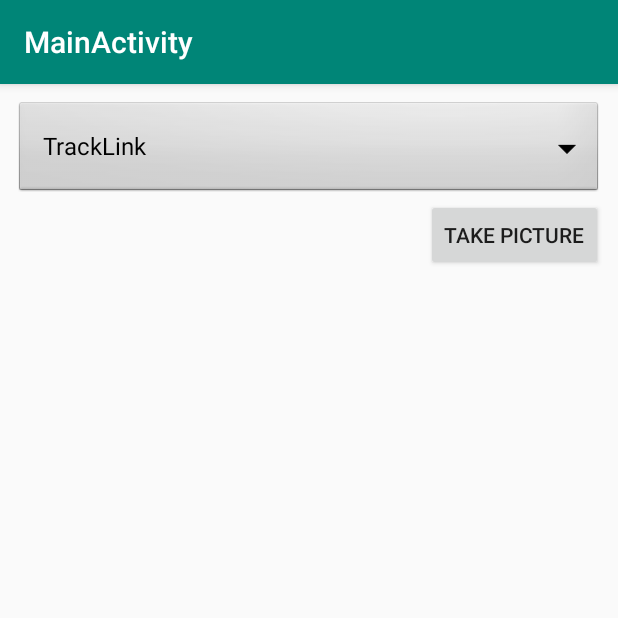
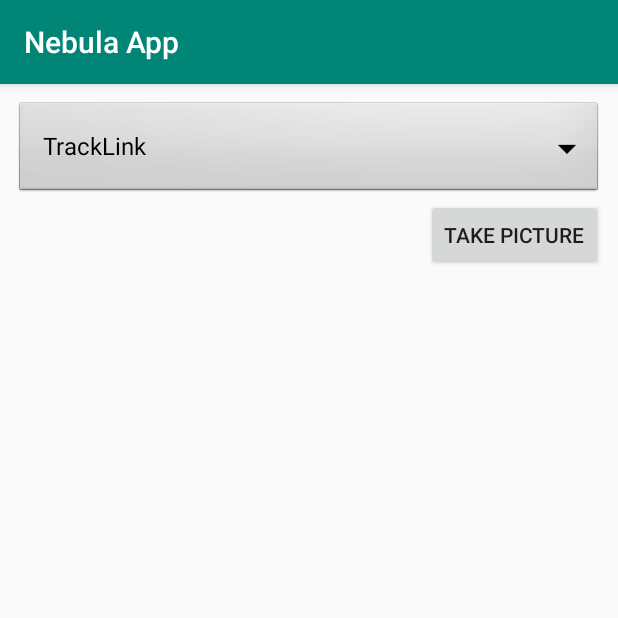
Before and after one commit to janeisenmenger/volvohacksprint, an Android app: the screen it shows after launch (MainActivity), on a phone screen of 412 x 824 dp, the top half of it. Run offline under Robolectric (Android 15) with nearby library versions, the phone set to English and light mode, and no system bars.

Commit message:
Minnor naming refactoring

```diff
--- a/app/src/main/res/layout/content_main.xml
+++ b/app/src/main/res/layout/content_main.xml
@@ -26,7 +26,7 @@
         android:layout_width="wrap_content"
         android:layout_height="wrap_content"
         android:layout_below="@+id/spinner1"
-        android:text="Take Picture"
+        android:text="@string/take_picture"
         android:layout_alignParentRight="true"/>
     </RelativeLayout>
 </android.support.constraint.ConstraintLayout>
--- a/app/src/main/res/values/strings.xml
+++ b/app/src/main/res/values/strings.xml
@@ -73,5 +73,5 @@
     <string name="pref_ringtone_silent">Silent</string>
 
     <string name="pref_title_vibrate">Vibrate</string>
-    <string name="title_activity_main">MainActivity</string>
+    <string name="title_activity_main">Nebula App</string>
 </resources>
```
